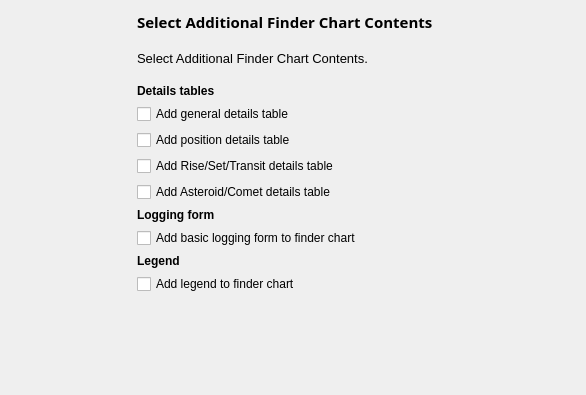
Before: the Qt Designer form kstars/printing/pwizchartcontents.ui in KDE/kstars, drawn with Qt 5.
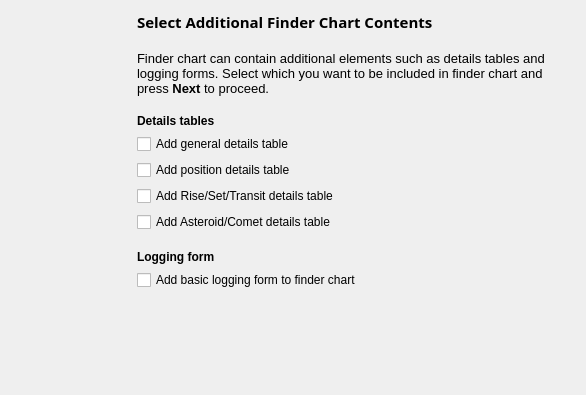
After: the same form once the commit is applied.

Diff of the .ui file:
```diff
--- a/kstars/printing/pwizchartcontents.ui
+++ b/kstars/printing/pwizchartcontents.ui
@@ -88,7 +88,7 @@
 &lt;html&gt;&lt;head&gt;&lt;meta name=&quot;qrichtext&quot; content=&quot;1&quot; /&gt;&lt;style type=&quot;text/css&quot;&gt;
 p, li { white-space: pre-wrap; }
 &lt;/style&gt;&lt;/head&gt;&lt;body style=&quot; font-family:'Sans'; font-size:10pt; font-weight:400; font-style:normal;&quot;&gt;
-&lt;p style=&quot; margin-top:12px; margin-bottom:12px; margin-left:0px; margin-right:0px; -qt-block-indent:0; text-indent:0px;&quot;&gt;Select Additional Finder Chart Contents. &lt;/p&gt;&lt;/body&gt;&lt;/html&gt;</string>
+&lt;p style=&quot; margin-top:12px; margin-bottom:12px; margin-left:0px; margin-right:0px; -qt-block-indent:0; text-indent:0px;&quot;&gt;Finder chart can contain additional elements such as details tables and logging forms. Select which you want to be included in finder chart and press &lt;span style=&quot; font-weight:600;&quot;&gt;Next&lt;/span&gt; to proceed.&lt;/p&gt;&lt;/body&gt;&lt;/html&gt;</string>
        </property>
        <property name="wordWrap">
         <bool>true</bool>
@@ -152,6 +152,22 @@
        </property>
       </widget>
      </item>
+     <item>
+      <spacer name="verticalSpacer_2">
+       <property name="orientation">
+        <enum>Qt::Vertical</enum>
+       </property>
+       <property name="sizeType">
+        <enum>QSizePolicy::Fixed</enum>
+       </property>
+       <property name="sizeHint" stdset="0">
+        <size>
+         <width>20</width>
+         <height>12</height>
+        </size>
+       </property>
+      </spacer>
+     </item>
      <item>
       <widget class="QLabel" name="loggingFormLabel">
        <property name="font">
@@ -172,26 +188,6 @@
        </property>
       </widget>
      </item>
-     <item>
-      <widget class="QLabel" name="label">
-       <property name="font">
-        <font>
-         <weight>75</weight>
-         <bold>true</bold>
-        </font>
-       </property>
-       <property name="text">
-        <string>Legend</string>
-       </property>
-      </widget>
-     </item>
-     <item>
-      <widget class="QCheckBox" name="checkBox">
-       <property name="text">
-        <string>Add legend to finder chart</string>
-       </property>
-      </widget>
-     </item>
      <item>
       <spacer name="vertSpacer3">
        <property name="orientation">
```
